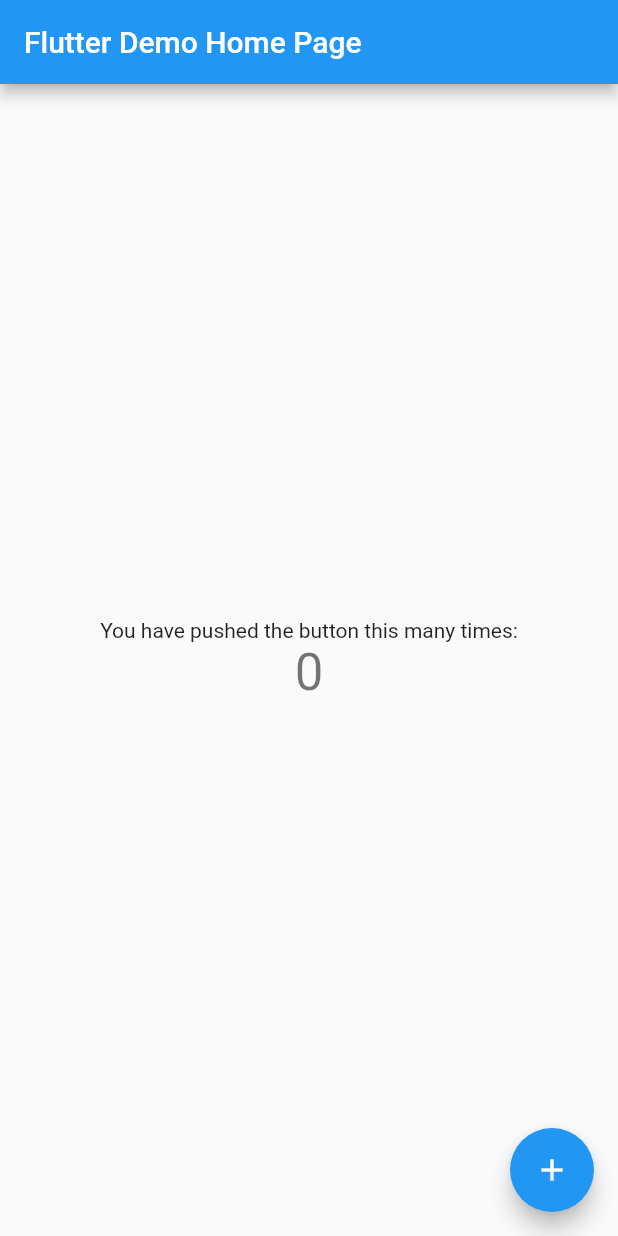
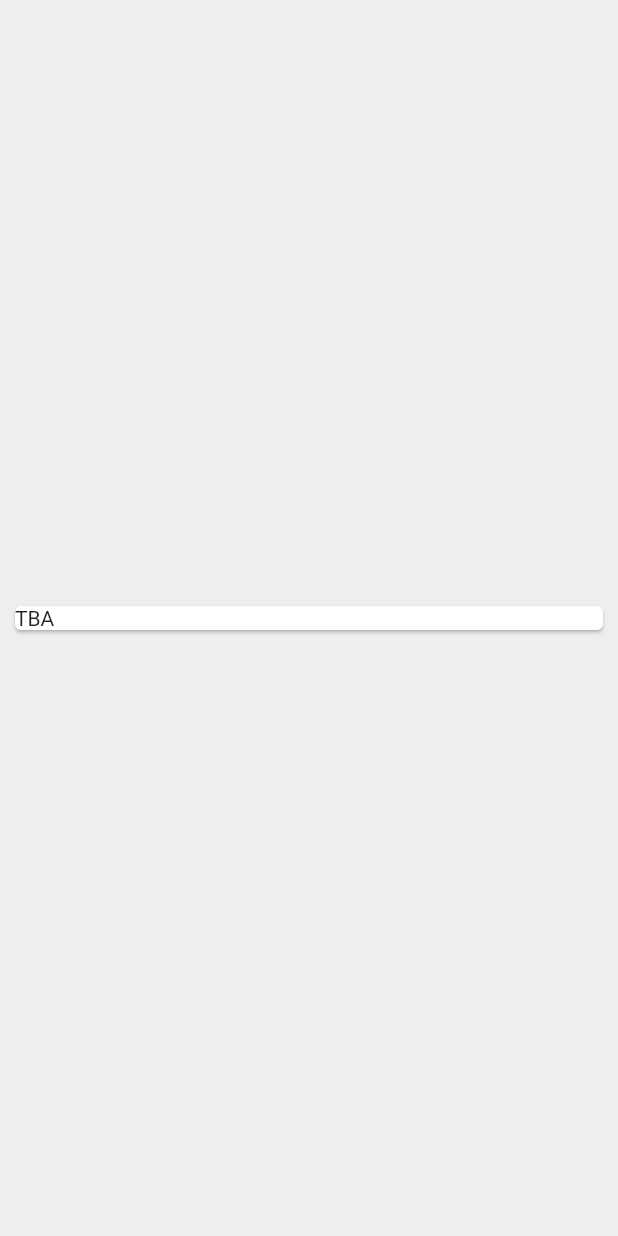
Before and after one commit to jasonappah/yac, a Flutter app: the screen it shows after launch, on a phone screen of 412 x 824 dp. Run offline on Flutter 3.47's test engine with Material 2 defaults, Android fonts, the light colour scheme and no system bars; our stand-ins replace flutter_secure_storage; missing offline and left inert: flutter_secure_storage_web.

Commit message:
feat: basic routing + widget structure setup

```diff
--- a/lib/main.dart
+++ b/lib/main.dart
@@ -1,115 +1,42 @@
 import 'package:flutter/material.dart';
+import 'package:flutter_secure_storage/flutter_secure_storage.dart';
 
-void main() {
-  runApp(const MyApp());
+import 'screens/login.dart';
+import 'screens/error.dart';
+
+void main() => runApp(const HomeAccessApp());
+
+class HomeAccessApp extends StatelessWidget {
+  const HomeAccessApp({Key? key}) : super(key: key);
+
+  @override
+  Widget build(BuildContext context) {
+
+
+// TODO after working prototype: Make actual designs and don't use Material
+
+    return MaterialApp(routes: {
+      '/': (context) => const LogInScreen(),
+      '/grades': (context) => const GradesOverviewScreen(),
+    });
+  }
 }
 
-class MyApp extends StatelessWidget {
-  const MyApp({Key? key}) : super(key: key);
+class GradesOverviewScreen extends StatelessWidget {
+  const GradesOverviewScreen({Key? key}) : super(key: key);
 
-  // This widget is the root of your application.
   @override
   Widget build(BuildContext context) {
-    return MaterialApp(
-      title: 'Flutter Demo',
-      theme: ThemeData(
-        // This is the theme of your application.
-        //
-        // Try running your application with "flutter run". You'll see the
-        // application has a blue toolbar. Then, without quitting the app, try
-        // changing the primarySwatch below to Colors.green and then invoke
-        // "hot reload" (press "r" in the console where you ran "flutter run",
-        // or simply save your changes to "hot reload" in a Flutter IDE).
-        // Notice that the counter didn't reset back to zero; the application
-        // is not restarted.
-        primarySwatch: Colors.blue,
+    return Scaffold(
+      backgroundColor: Colors.grey[200],
+      body: Center(
+        child: SizedBox(
+          width: 400,
+          child: Card(
+            child: Text("TBA"),
+          ),
+        ),
       ),
-      home: const MyHomePage(title: 'Flutter Demo Home Page'),
     );
   }
 }
-
-class MyHomePage extends StatefulWidget {
-  const MyHomePage({Key? key, required this.title}) : super(key: key);
-
-  // This widget is the home page of your application. It is stateful, meaning
-  // that it has a State object (defined below) that contains fields that affect
-  // how it looks.
-
-  // This class is the configuration for the state. It holds the values (in this
-  // case the title) provided by the parent (in this case the App widget) and
-  // used by the build method of the State. Fields in a Widget subclass are
-  // always marked "final".
-
-  final String title;
-
-  @override
-  State<MyHomePage> createState() => _MyHomePageState();
-}
-
-class _MyHomePageState extends State<MyHomePage> {
-  int _counter = 0;
-
-  void _incrementCounter() {
-    setState(() {
-      // This call to setState tells the Flutter framework that something has
-      // changed in this State, which causes it to rerun the build method below
-      // so that the display can reflect the updated values. If we changed
-      // _counter without calling setState(), then the build method would not be
-      // called again, and so nothing would appear to happen.
-      _counter++;
-    });
-  }
-
-  @override
-  Widget build(BuildContext context) {
-    // This method is rerun every time setState is called, for instance as done
-    // by the _incrementCounter method above.
-    //
-    // The Flutter framework has been optimized to make rerunning build methods
-    // fast, so that you can just rebuild anything that needs updating rather
-    // than having to individually change instances of widgets.
-    return Scaffold(
-      appBar: AppBar(
-        // Here we take the value from the MyHomePage object that was created by
-        // the App.build method, and use it to set our appbar title.
-        title: Text(widget.title),
-      ),
-      body: Center(
-        // Center is a layout widget. It takes a single child and positions it
-        // in the middle of the parent.
-        child: Column(
-          // Column is also a layout widget. It takes a list of children and
-          // arranges them vertically. By default, it sizes itself to fit its
-          // children horizontally, and tries to be as tall as its parent.
-          //
-          // Invoke "debug painting" (press "p" in the console, choose the
-          // "Toggle Debug Paint" action from the Flutter Inspector in Android
-          // Studio, or the "Toggle Debug Paint" command in Visual Studio Code)
-          // to see the wireframe for each widget.
-          //
-          // Column has various properties to control how it sizes itself and
-          // how it positions its children. Here we use mainAxisAlignment to
-          // center the children vertically; the main axis here is the vertical
-          // axis because Columns are vertical (the cross axis would be
-          // horizontal).
-          mainAxisAlignment: MainAxisAlignment.center,
-          children: <Widget>[
-            const Text(
-              'You have pushed the button this many times:',
-            ),
-            Text(
-              '$_counter',
-              style: Theme.of(context).textTheme.headline4,
-            ),
-          ],
-        ),
-      ),
-      floatingActionButton: FloatingActionButton(
-        onPressed: _incrementCounter,
-        tooltip: 'Increment',
-        child: const Icon(Icons.add),
-      ), // This trailing comma makes auto-formatting nicer for build methods.
-    );
-  }
-}
```
Also changed, not shown: lib/screens/error.dart (added, +19 -0 lines), lib/screens/login.dart (added, +133 -0 lines).
